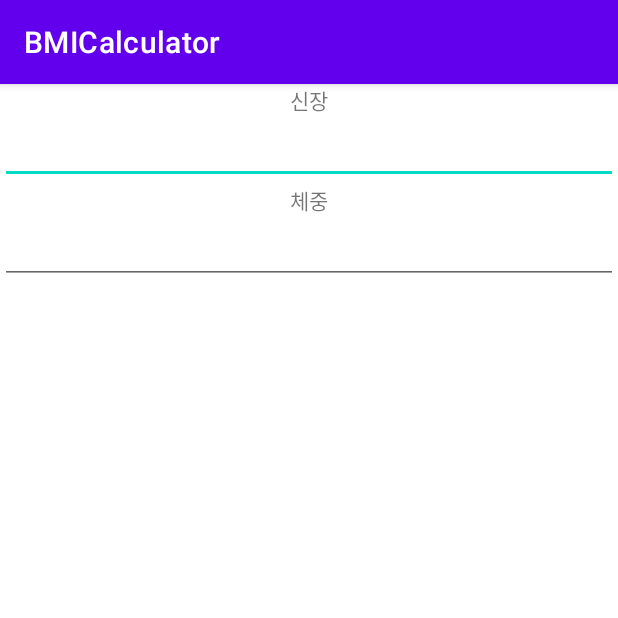
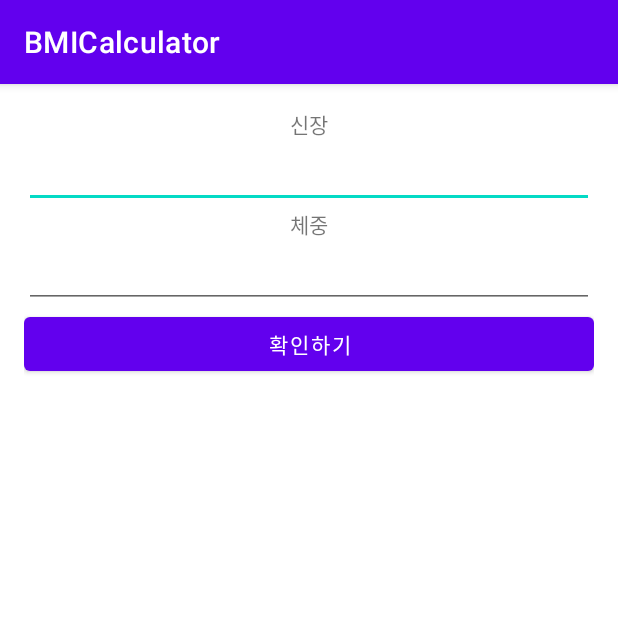
Before and after one commit to GeonwooVincentKim/BMI_Calculator, an Android app: the screen it shows after launch (MainActivity), on a phone screen of 412 x 824 dp, the top half of it. Run offline under Robolectric (Android 15) with nearby library versions, the phone set to English and light mode, and no system bars.

Commit message:
[Feature] - Margin

```diff
--- a/app/src/main/res/layout/activity_main.xml
+++ b/app/src/main/res/layout/activity_main.xml
@@ -5,6 +5,7 @@
     android:layout_width="match_parent"
     android:layout_height="match_parent"
     android:orientation="vertical"
+    android:layout_margin="16dp"
     tools:context=".MainActivity">
 
     <TextView
@@ -14,6 +15,7 @@
         android:textAlignment="center"/>
 
     <EditText
+
         android:layout_width="match_parent"
         android:layout_height="wrap_content"
         android:inputType="number"
@@ -34,4 +36,9 @@
         android:inputType="number"
         android:textAlignment="center"/>
 
+    <Button
+        android:text="확인하기"
+        android:layout_width="match_parent"
+        android:layout_height="wrap_content"/>
+
 </LinearLayout>
```
